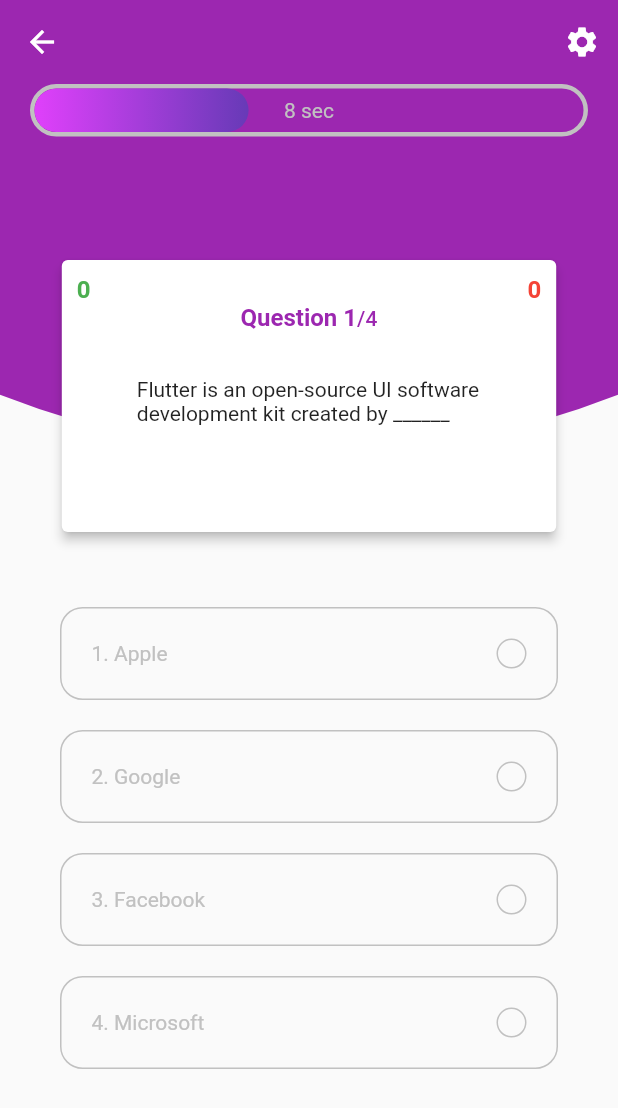
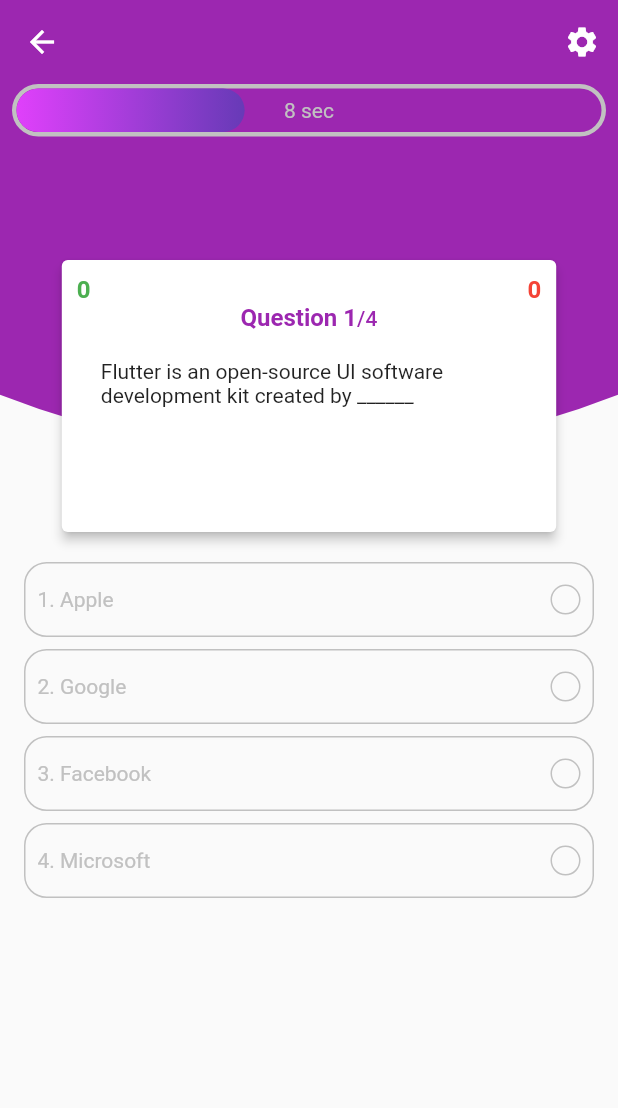
Before and after one commit to Mufaddal5253110/my_quiz_app, a Flutter app: the screen it shows after launch, on a phone screen of 412 x 824 dp. Shown: the top 1108 px of the screen. Run offline on Flutter 3.47's test engine with Material 2 defaults, Android fonts, the light colour scheme and no system bars; our stand-ins replace flutter_custom_clippers, get.

Commit message:
ui updated

```diff
--- a/lib/constants.dart
+++ b/lib/constants.dart
@@ -11,4 +11,4 @@
   end: Alignment.centerRight,
 );
 
-const double kDefaultPadding = 20.0;
+const double kDefaultPadding = 8.0;
--- a/lib/screens/score_screen.dart
+++ b/lib/screens/score_screen.dart
@@ -97,7 +97,8 @@
                     padding: EdgeInsets.all(12.0),
                     gridDelegate: SliverGridDelegateWithFixedCrossAxisCount(
                       crossAxisCount: 2,
-                      mainAxisExtent: 70.0,
+                      mainAxisExtent: 55.0,
+                      crossAxisSpacing: 20,
                     ),
                     children: [
                       pointinfo(
--- a/lib/widgets/option.dart
+++ b/lib/widgets/option.dart
@@ -38,6 +38,7 @@
           return InkWell(
             onTap: press,
             child: Container(
+              height: 50,
               margin: EdgeInsets.only(top: kDefaultPadding),
               padding: EdgeInsets.all(kDefaultPadding),
               decoration: BoxDecoration(
```
